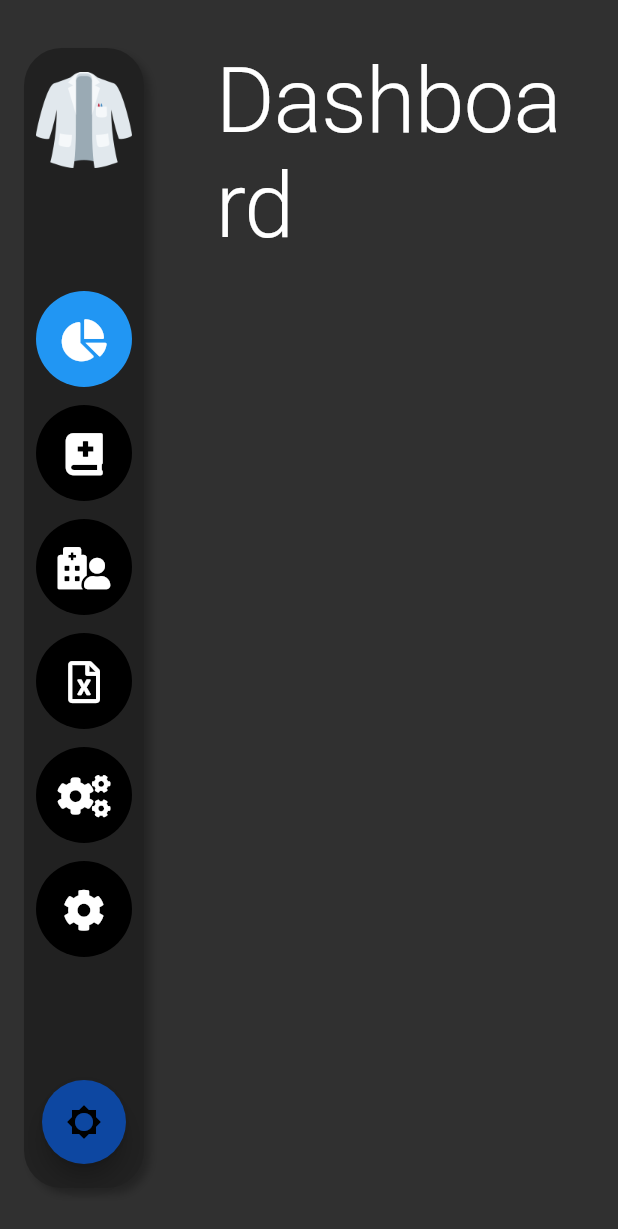
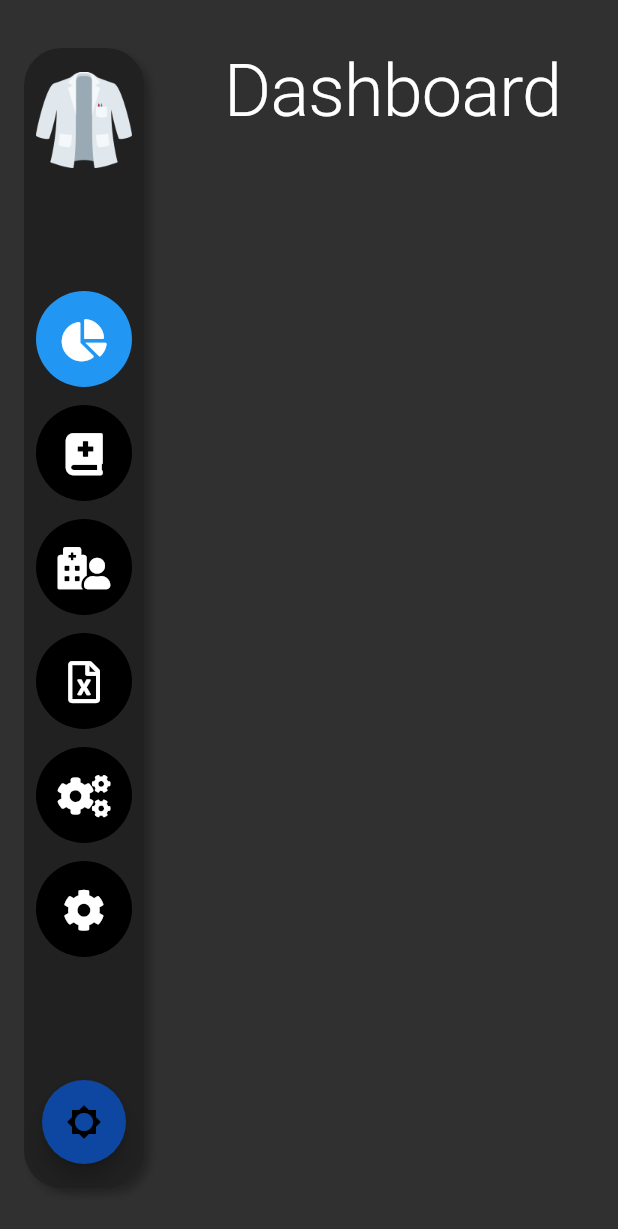
Before and after one commit to Shathin/project-ishi, a Flutter app: the AppPage screen opened directly, on a phone screen of 412 x 824 dp. Shown: the top 1229 px of the screen. Run offline on Flutter 3.47's test engine with Material 2 defaults, Android fonts, the phone set to English and light mode, and no system bars; our stand-ins replace bloc, fl_chart, flutter_bloc, font_awesome_flutter, sembast, sembast_web and 1 more; missing offline and left inert: excel; accounts and stored records are empty; statements that could not run were skipped.

Commit message:
🔨 minor theme changes

```diff
--- a/lib/utils/theme/themes/custom_text_theme.dart
+++ b/lib/utils/theme/themes/custom_text_theme.dart
@@ -4,67 +4,67 @@ import 'package:flutter/material.dart';
 /// This is based on Flutter's [ThemeData] class
 class CustomTextTheme {
   static final TextStyle headline1 = TextStyle(
-    fontSize: 96.0,
+    fontSize: 54.0,
     fontWeight: FontWeight.w300,
     letterSpacing: -1.5,
   );
   static final TextStyle headline2 = TextStyle(
-    fontSize: 60.0,
+    fontSize: 48.0,
     fontWeight: FontWeight.w300,
     letterSpacing: -0.5,
   );
   static final TextStyle headline3 = TextStyle(
-    fontSize: 48.0,
+    fontSize: 36.0,
     fontWeight: FontWeight.w400,
     letterSpacing: 0.0,
   );
   static final TextStyle headline4 = TextStyle(
-    fontSize: 34.0,
+    fontSize: 26.0,
     fontWeight: FontWeight.w400,
     letterSpacing: 0.25,
   );
   static final TextStyle headline5 = TextStyle(
-    fontSize: 24.0,
+    fontSize: 20.0,
     fontWeight: FontWeight.w400,
     letterSpacing: 0.0,
   );
   static final TextStyle headline6 = TextStyle(
-    fontSize: 20.0,
+    fontSize: 16.0,
     fontWeight: FontWeight.w500,
     letterSpacing: 0.15,
   );
   static final TextStyle subtitle1 = TextStyle(
-    fontSize: 16.0,
+    fontSize: 14.0,
     fontWeight: FontWeight.w400,
     letterSpacing: 0.15,
   );
   static final TextStyle subtitle2 = TextStyle(
-    fontSize: 14.0,
+    fontSize: 12.0,
     fontWeight: FontWeight.w500,
     letterSpacing: 0.1,
   );
   static final TextStyle bodyText1 = TextStyle(
-    fontSize: 16.0,
+    fontSize: 14.0,
     fontWeight: FontWeight.w400,
     letterSpacing: 0.5,
   );
   static final TextStyle bodyText2 = TextStyle(
-    fontSize: 14.0,
+    fontSize: 12.0,
     fontWeight: FontWeight.w400,
     letterSpacing: 0.25,
   );
   static final TextStyle button = TextStyle(
-    fontSize: 14.0,
+    fontSize: 12.0,
     fontWeight: FontWeight.w500,
     letterSpacing: 1.25,
   );
   static final TextStyle caption = TextStyle(
-    fontSize: 12.0,
+    fontSize: 10.0,
     fontWeight: FontWeight.w400,
     letterSpacing: 0.4,
   );
   static final TextStyle overline = TextStyle(
-    fontSize: 10.0,
+    fontSize: 8.0,
     fontWeight: FontWeight.w400,
     letterSpacing: 1.5,
   );
```
